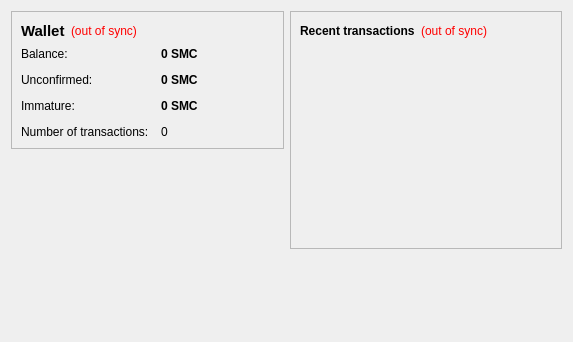
Before: the Qt Designer form src/qt/forms/overviewpage.ui in MikeG73/x, drawn with Qt 5.
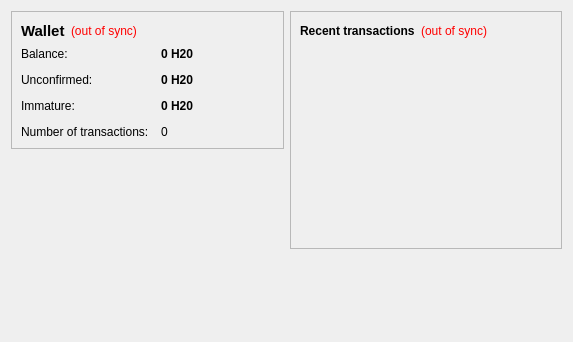
After: the same form once the commit is applied.

Patch:
```diff
--- a/src/qt/forms/overviewpage.ui
+++ b/src/qt/forms/overviewpage.ui
@@ -105,7 +105,7 @@
              <string>Your current balance</string>
             </property>
             <property name="text">
-             <string notr="true">0 SMC</string>
+             <string notr="true">0 H20</string>
             </property>
             <property name="textInteractionFlags">
              <set>Qt::LinksAccessibleByMouse|Qt::TextSelectableByKeyboard|Qt::TextSelectableByMouse</set>
@@ -134,7 +134,7 @@
              <string>Total of transactions that have yet to be confirmed, and do not yet count toward the current balance</string>
             </property>
             <property name="text">
-             <string notr="true">0 SMC</string>
+             <string notr="true">0 H20</string>
             </property>
             <property name="textInteractionFlags">
              <set>Qt::LinksAccessibleByMouse|Qt::TextSelectableByKeyboard|Qt::TextSelectableByMouse</set>
@@ -177,7 +177,7 @@
              <string>Mined balance that has not yet matured</string>
             </property>
             <property name="text">
-             <string notr="true">0 SMC</string>
+             <string notr="true">0 H20</string>
             </property>
             <property name="textInteractionFlags">
              <set>Qt::LinksAccessibleByMouse|Qt::TextSelectableByKeyboard|Qt::TextSelectableByMouse</set>
```
Left out of the diff: 4 changed lines with no effect on the pictures.
